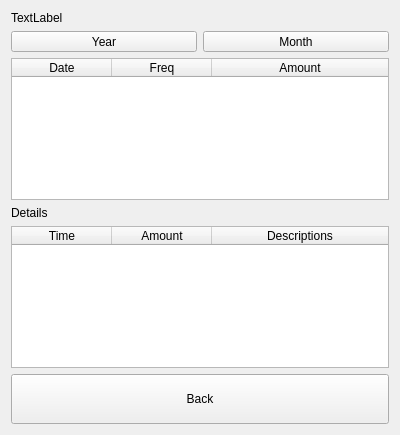
This is dlgreport.ui in ic005k/Knot-Legacy as Qt 5 draws it before an edit. The edited form follows.
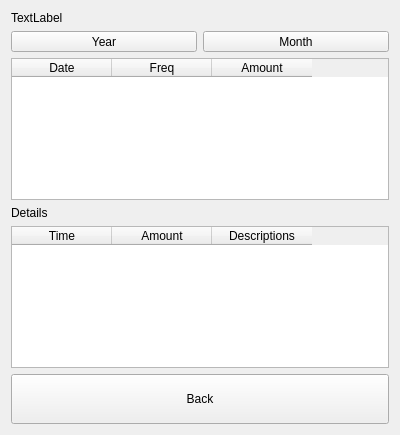
This is the edited form.

What changed in the file:
```diff
--- a/dlgreport.ui
+++ b/dlgreport.ui
@@ -109,7 +109,7 @@
       <bool>true</bool>
      </property>
      <attribute name="horizontalHeaderStretchLastSection">
-      <bool>true</bool>
+      <bool>false</bool>
      </attribute>
      <column>
       <property name="text">
@@ -157,7 +157,7 @@
       <bool>true</bool>
      </property>
      <attribute name="horizontalHeaderStretchLastSection">
-      <bool>true</bool>
+      <bool>false</bool>
      </attribute>
      <column>
       <property name="text">
```
